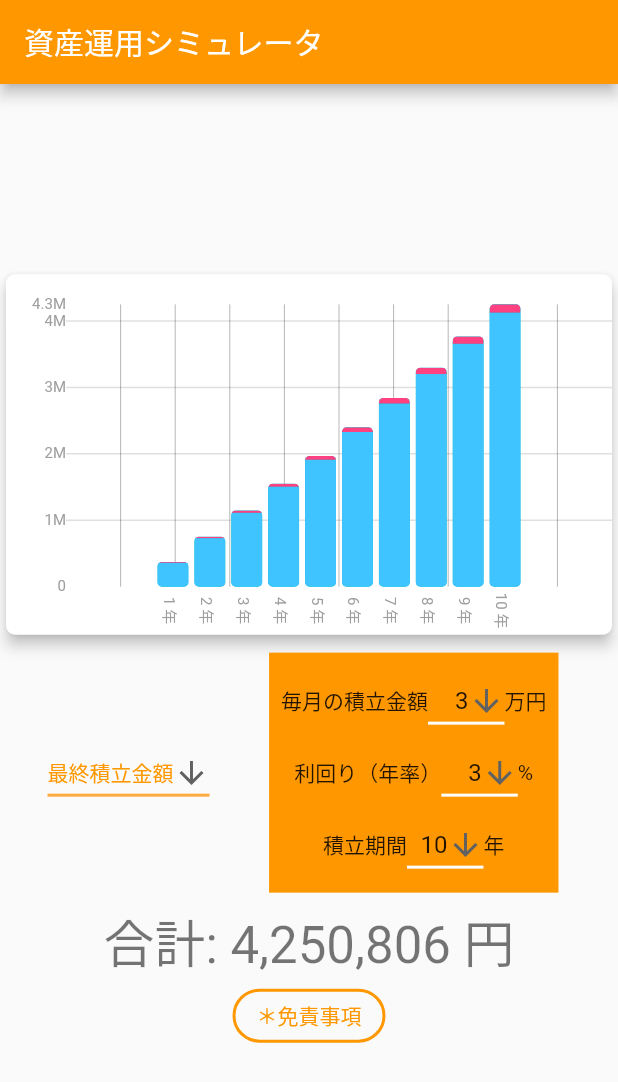
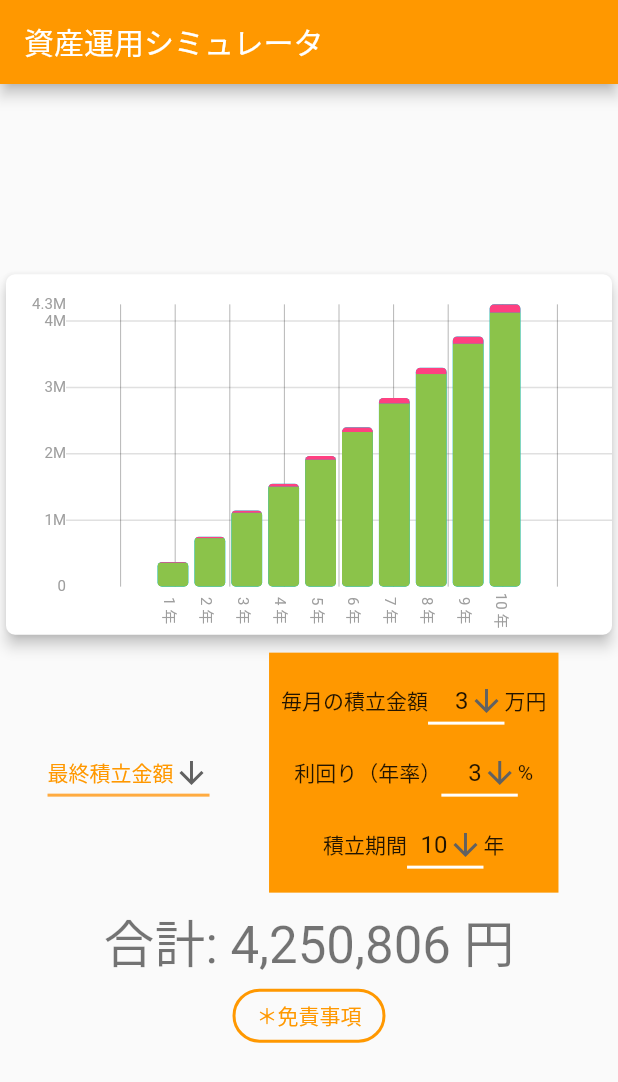
Before and after one commit to naruwo-github/asset-management-simulator, a Flutter app: the screen it shows after launch, on a phone screen of 412 x 824 dp. Shown: the top 1082 px of the screen. Run offline on Flutter 3.47's test engine with Material 2 defaults, Android fonts, the phone set to English and light mode, and no system bars; drawn by our look-alikes of fl_chart, google_mobile_ads; network calls fail.

Commit message:
Set app UI

```diff
--- a/lib/body/chart/data.dart
+++ b/lib/body/chart/data.dart
@@ -2,7 +2,7 @@ import 'package:fl_chart/fl_chart.dart';
 import 'package:flutter/material.dart';
 
 class ChartData {
-  static const Color saved = Colors.lightBlueAccent;
+  static const Color saved = Colors.lightGreen;
   static const Color increased = Colors.pinkAccent;
 
   static List<BarChartGroupData> getData(
--- a/lib/services/theme_manager.dart
+++ b/lib/services/theme_manager.dart
@@ -6,7 +6,6 @@ class ThemeManager {
       primarySwatch: Colors.orange,
       brightness: Brightness.light,
       appBarTheme: const AppBarTheme(
-        color: Colors.orange,
         foregroundColor: Colors.white,
       ),
     );
@@ -18,7 +17,6 @@ class ThemeManager {
       brightness: Brightness.dark,
       appBarTheme: const AppBarTheme(
         color: Colors.orange,
-        foregroundColor: Colors.white,
       ),
     );
   }
```
